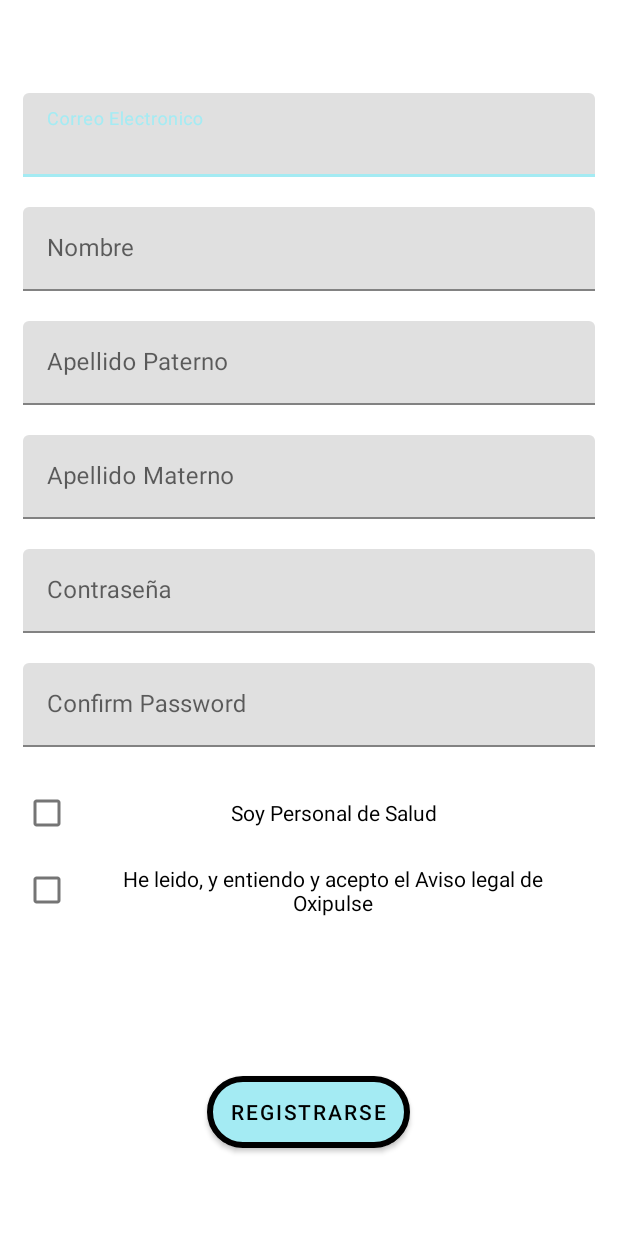
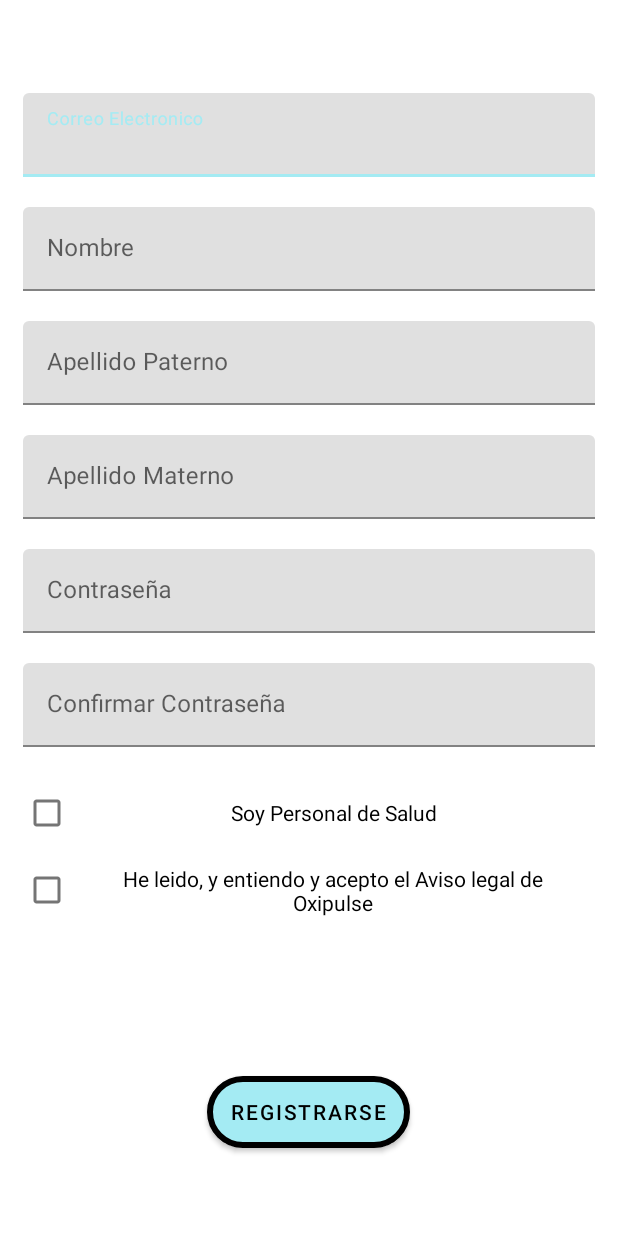
Before and after one commit to jonathanreyes16/Oxipulse, an Android app: the RegisterActivity screen opened directly, with no data from a screen before it, on a phone screen of 412 x 824 dp. Run offline under Robolectric (Android 15) with nearby library versions, the phone set to English and light mode, and no system bars; our stand-ins replace Firebase (no records; nobody signed in at launch, a user with empty details on screens opened directly); Roboto replaces fonts that are not available here.

Commit message:
pc pass 4

```diff
--- a/app/src/main/java/com/example/oxipulse/ui/Profile/ProfileFragment.java
+++ b/app/src/main/java/com/example/oxipulse/ui/Profile/ProfileFragment.java
@@ -108,6 +108,9 @@ public class ProfileFragment extends Fragment {
                         tName.setText(p.getFirstName());
                         tLast1.setText(p.getLastName());
                         tLast2.setText(p.getMiddleName());
+                        if (p.getGender() ==null){
+
+                        }
                         tBirthdate.setText(p.getBirthdate());
                         tWeight.setText(p.getWeight());
                         tHeight.setText(p.getHeight());
--- a/app/src/main/java/com/example/oxipulse/ui/Profile/ProfileViewModel.java
+++ b/app/src/main/java/com/example/oxipulse/ui/Profile/ProfileViewModel.java
@@ -32,11 +32,7 @@ public class ProfileViewModel extends ViewModel {
     }
 
 
-
-
     public ProfileViewModel() {
-        //mText = new MutableLiveData<>();
-        // mText.setValue("This is home fragment");
 
 
     }
--- a/app/src/main/res/values/strings.xml
+++ b/app/src/main/res/values/strings.xml
@@ -22,7 +22,7 @@
     <string name="first_name">Nombre</string>
     <string name="last_name">Apellido Paterno</string>
     <string name="middle_name">Apellido Materno</string>
-    <string name="confirm_password">Confirm Password</string>
+    <string name="confirm_password">Confirmar Contraseña</string>
     <string name="health_personel">Soy Personal de Salud</string>
     <string name="accept_legal_notice">He leido, y entiendo y acepto el Aviso legal de Oxipulse</string>
     <string name="Register">Registrarse</string>
```
